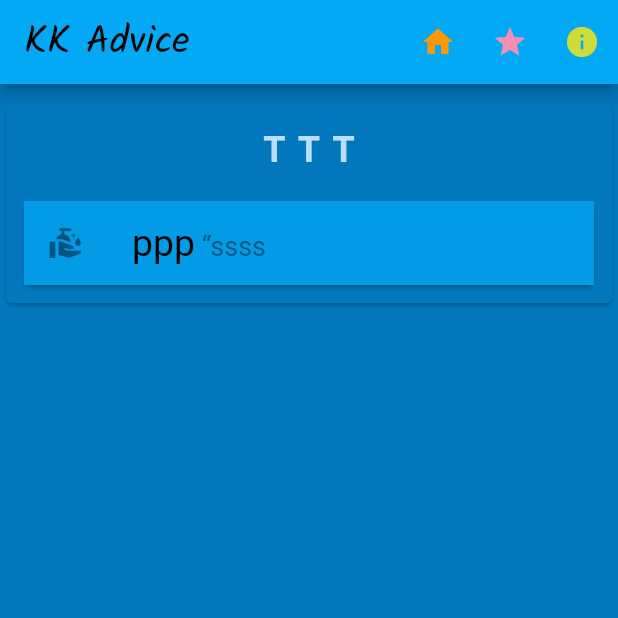
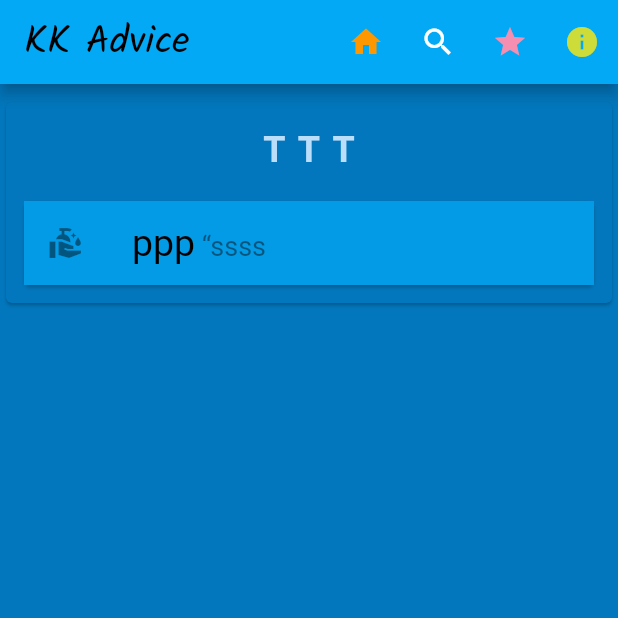
Before and after one commit to ammanath/kk_advice, a Flutter app: the screen it shows after launch, after a tap on the "home" icon, on a phone screen of 412 x 824 dp, the top half of it. Run offline on Flutter 3.47's test engine with Material 2 defaults, Android fonts, the phone set to English and light mode, and no system bars; our stand-ins replace animated_text_kit, google_fonts, rating_dialog; missing offline and left inert: launch_review.

Commit message:
search functionlaity

```diff
--- a/lib/adviceHome.dart
+++ b/lib/adviceHome.dart
@@ -18,14 +18,24 @@ class AdviceHome extends StatelessWidget {
 
     return SafeArea(
       child: Scaffold(
-        appBar: AppBar(title: Text('KK Advice' , style: GoogleFonts.kalam(fontSize: 26, color: Colors.black),),
+        appBar: AppBar(
+            title: Text(
+              'KK Advice',
+              style: GoogleFonts.kalam(fontSize: 26, color: Colors.black),
+            ),
             actions: <Widget>[
               IconButton(
                   icon: Icon(Icons.home),
                   color: Colors.orange,
                   onPressed: () =>
-                Scrollable.ensureVisible(dataKey.currentContext)//Top
+                      Scrollable.ensureVisible(dataKey.currentContext) //Top
                   ),
+              IconButton(
+                  icon: Icon(Icons.search),
+                  color: Colors.white,
+                  onPressed: () => {
+                        showSearch(context: context, delegate: DataSearch()),
+                      }),
               ReviewButton(),
               AboutButton(),
             ]),
@@ -44,3 +54,27 @@ class AdviceHome extends StatelessWidget {
     );
   }
 }
+
+class DataSearch extends SearchDelegate<String> {
+  @override
+  List<Widget> buildActions(BuildContext context) {
+    return [IconButton(icon: Icon(Icons.clear), onPressed: () {})];
+  }
+
+  @override
+  Widget buildLeading(BuildContext contexntext) {
+    return IconButton(
+        icon: AnimatedIcon(icon: AnimatedIcons.menu_arrow, progress: transitionAnimation),
+        onPressed: () {});
+  }
+
+  @override
+  Widget buildResults(BuildContext context) {
+    return null;
+  }
+
+  @override
+  Widget buildSuggestions(BuildContext context) {
+    return null;
+  }
+}
```
Lines whose indentation alone changed are shown as unchanged.
